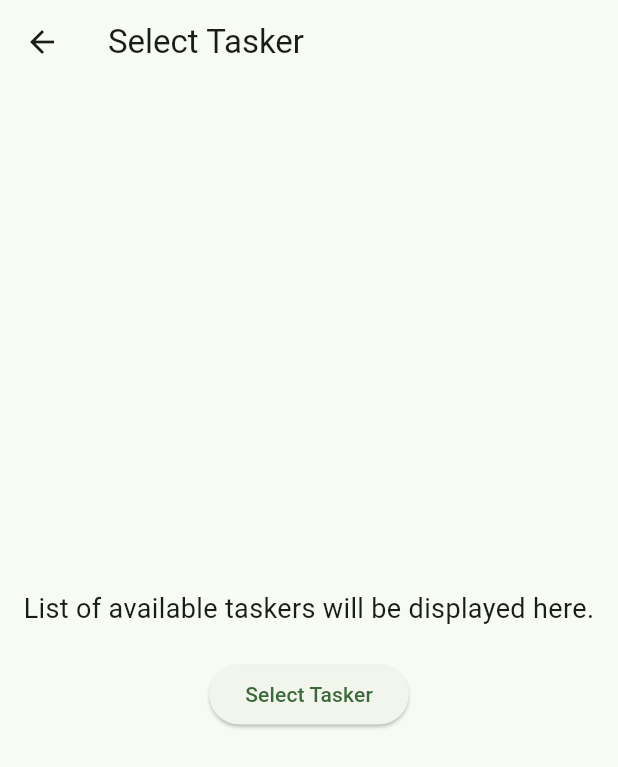
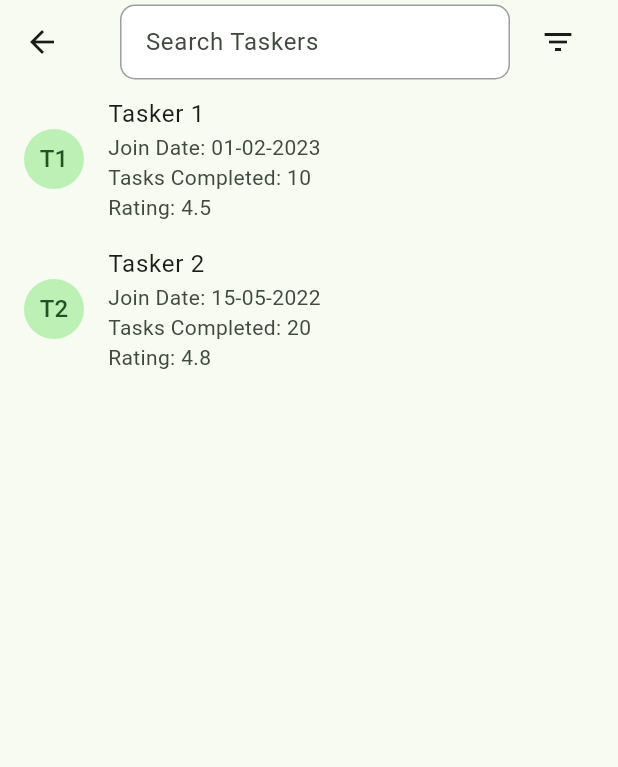
Before and after one commit to fc891/TaskLocal, a Flutter app: the TaskerSelectionPage screen opened directly, on a phone screen of 412 x 824 dp. Shown: the top 767 px of the screen. Run offline on Flutter 3.47's test engine with Material 3 defaults, Android fonts, the phone set to English and light mode, and no system bars; our stand-ins replace cloud_firestore, firebase_auth, firebase_core; missing offline and left inert: dart:ffi, mongo_dart; accounts and stored records are empty.

Commit message:
Added an address input screen and tasker selection screen

```diff
--- a/lib/screens/authorization/tasker_registration.dart
+++ b/lib/screens/authorization/tasker_registration.dart
@@ -1,4 +1,5 @@
 // Tasker Registration UI/Screen
+// Contributors: Eric C., Richard N.
 
 import 'package:flutter/material.dart';
 import 'package:firebase_auth/firebase_auth.dart';
@@ -12,6 +13,7 @@ import 'package:tasklocal/Screens/home_pages/tasker_home.dart';
 //       home: TaskerRegistration(),
 //     ));
 
+// Eric's code for TaskerRegistration class
 class TaskerRegistration extends StatefulWidget {
   final Function()? onTap;
   const TaskerRegistration({Key? key, this.onTap}) : super(key: key);
--- a/lib/screens/customer_requests/address_input.dart
+++ b/lib/screens/customer_requests/address_input.dart
@@ -1,8 +1,10 @@
 // Customer Address Input UI/Screen
+// Contributors: Eric C.
 
 import 'package:flutter/material.dart';
 import 'package:tasklocal/Screens/customer_requests/tasker_selection.dart';
 
+// Eric's code for AddressInputPage class
 class AddressInputPage extends StatefulWidget {
   const AddressInputPage({Key? key}) : super(key: key);
 
--- a/lib/screens/customer_requests/tasker_selection.dart
+++ b/lib/screens/customer_requests/tasker_selection.dart
@@ -1,6 +1,10 @@
+// Contributors: Eric C.
+
 import 'package:flutter/material.dart';
-import 'package:tasklocal/Screens/customer_requests/tasker_overview.dart';
+import 'package:tasklocal/Screens/customer_requests/address_input.dart';
+import 'package:tasklocal/Screens/profiles/taskerprofilepage.dart';
 
+// Eric's Code for TaskerSelectionPage class
 class TaskerSelectionPage extends StatefulWidget {
   const TaskerSelectionPage({Key? key}) : super(key: key);
 
@@ -9,36 +13,124 @@ class TaskerSelectionPage extends StatefulWidget {
 }
 
 class _TaskerSelectionPageState extends State<TaskerSelectionPage> {
-  void _navigateToTaskerOverviewPage() {
+  TextEditingController _searchController = TextEditingController();
+  String _selectedFilter = 'Proximity'; // Default filter option
+
+  void _navigateToTaskerProfilePage() {
     Navigator.push(
       context,
-      MaterialPageRoute(builder: (context) => TaskerOverviewPage()),
+      MaterialPageRoute(builder: (context) => TaskerProfilePage()),
     );
   }
 
   @override
   Widget build(BuildContext context) {
+    // Example list of taskers (replace this with your actual list of taskers)
+    List<Map<String, dynamic>> taskers = [
+      {
+        "name": "Tasker 1",
+        "description": "Join Date: 01-02-2023\nTasks Completed: 10\nRating: 4.5",
+      },
+      {
+        "name": "Tasker 2",
+        "description": "Join Date: 15-05-2022\nTasks Completed: 20\nRating: 4.8",
+      },
+      // Add more tasker profiles here
+    ];
+
     return Scaffold(
       appBar: AppBar(
-        title: Text('Select Tasker'),
-      ),
-      body: Center(
-        child: Column(
-          mainAxisAlignment: MainAxisAlignment.center,
+        title: Row(
           children: [
-            Text(
-              'List of available taskers will be displayed here.',
-              style: TextStyle(fontSize: 18),
-              textAlign: TextAlign.center,
+            Expanded(
+              child: Container(
+                margin: EdgeInsets.symmetric(horizontal: 8),
+                decoration: BoxDecoration(
+                  color: Colors.white,
+                  borderRadius: BorderRadius.circular(10),
+                  border: Border.all(color: Colors.grey), // Added border
+                ),
+                child: TextField(
+                  controller: _searchController,
+                  decoration: InputDecoration(
+                    hintText: 'Search Taskers',
+                    border: InputBorder.none,
+                    contentPadding: EdgeInsets.symmetric(horizontal: 16),
+                  ),
+                ),
+              ),
             ),
-            SizedBox(height: 20),
-            ElevatedButton(
-              onPressed: _navigateToTaskerOverviewPage,
-              child: Text('Select Tasker'),
+            IconButton(
+              onPressed: () {
+                _showFilterOptions();
+              },
+              icon: Icon(Icons.filter_list),
             ),
           ],
         ),
       ),
+      body: ListView.builder(
+        itemCount: taskers.length,
+        itemBuilder: (BuildContext context, int index) {
+          return ListTile(
+            title: Text(taskers[index]["name"]),
+            subtitle: Text(taskers[index]["description"]),
+            leading: CircleAvatar(
+              // You can add profile images for each tasker here
+              child: Text('T${index + 1}'),
+            ),
+            onTap: _navigateToTaskerProfilePage,
+          );
+        },
+      ),
+    );
+  }
+
+  void _showFilterOptions() {
+    showModalBottomSheet(
+      context: context,
+      builder: (BuildContext context) {
+        return Container(
+          padding: EdgeInsets.all(16),
+          child: Column(
+            mainAxisSize: MainAxisSize.min,
+            crossAxisAlignment: CrossAxisAlignment.start,
+            children: [
+              Text(
+                'Filter by:',
+                style: TextStyle(fontSize: 18, fontWeight: FontWeight.bold),
+              ),
+              SizedBox(height: 10),
+              DropdownButton<String>(
+                value: _selectedFilter,
+                onChanged: (String? newValue) {
+                  setState(() {
+                    _selectedFilter = newValue!;
+                  });
+                },
+                items: <String>[
+                  'Proximity',
+                  'Budget',
+                  'Experience',
+                ].map<DropdownMenuItem<String>>((String value) {
+                  return DropdownMenuItem<String>(
+                    value: value,
+                    child: Text(value),
+                  );
+                }).toList(),
+              ),
+              SizedBox(height: 20),
+              ElevatedButton(
+                onPressed: () {
+                  // Implement filter/sort functionality here
+                  Navigator.pop(context); // Close the bottom sheet
+                },
+                child: Text('Apply Filters'),
+              ),
+            ],
+          ),
+        );
+      },
     );
   }
 }
--- a/lib/screens/home_pages/customer_home.dart
+++ b/lib/screens/home_pages/customer_home.dart
@@ -4,13 +4,14 @@ import 'package:flutter/material.dart';
 import 'package:tasklocal/Screens/customer_requests/address_input.dart';
 import 'package:tasklocal/Screens/profiles/customerprofilepage.dart';
 
+// Eric's code for CustomerHomePage class
 class CustomerHomePage extends StatelessWidget {
   @override
   Widget build(BuildContext context) {
     return Scaffold(
       backgroundColor: Colors.white,
       appBar: AppBar(
-        title: Text('Customer Homepage'),
+        title: Text("Customer's Home Page"),
         centerTitle: true,
         backgroundColor: Colors.green[800],
         elevation: 0.0,
@@ -31,7 +32,7 @@ class CustomerHomePage extends StatelessWidget {
                   ),
                 ),
                 const SizedBox(height: 10),
-                // Search Box
+                // Eric's code for search box functionality
                 TextField(
                   decoration: InputDecoration(
                     hintText: 'Looking for something else?',
@@ -40,10 +41,11 @@ class CustomerHomePage extends StatelessWidget {
                     border: OutlineInputBorder(
                       borderRadius: BorderRadius.circular(10.0),
                     ),
+                    prefixIcon: Icon(Icons.search), // Search icon added here
                   ),
                 ),
                 const SizedBox(height: 20),
-                // Job Categories
+                // Eric's list of job categories
                 Row(
                   mainAxisAlignment: MainAxisAlignment.spaceEvenly,
                   children: [
@@ -125,7 +127,7 @@ class CustomerHomePage extends StatelessWidget {
                   ],
                 ),
                 const SizedBox(height: 10),
-                // Trending Projects
+                // Second section of job categories
                 Text(
                   'Trending Projects',
                   style: TextStyle(
@@ -226,16 +228,17 @@ class CustomerHomePage extends StatelessWidget {
             label: 'Profile',
           ),
         ],
+        // Eric's code for routing to different screens
         onTap: (int index) {
           switch (index) {
             case 0:
-              // Redirect to Calendar
+              // Redirects to calendar
               break;
             case 1:
-              // Redirect to Messages
+              // Redirect to messages
               break;
             case 2:
-              // Redirect to Profile
+              // Redirect to user's profile
               Navigator.push(
                 context,
                 MaterialPageRoute(builder: (context) => CustomerProfilePage()),
--- a/lib/screens/home_pages/tasker_home.dart
+++ b/lib/screens/home_pages/tasker_home.dart
@@ -1,4 +1,5 @@
 // Tasker Home Page UI/Screen
+// Contributors: Eric C., Richard N.
 
 import 'package:firebase_auth/firebase_auth.dart';
 import 'package:flutter/material.dart';
@@ -12,7 +13,7 @@ class TaskerHomePage extends StatefulWidget {
 }
 
 class _TaskerHomePageState extends State<TaskerHomePage> {
-  int _selectedIndex = 0; // Define a variable to keep track of the selected index
+  int _selectedIndex = 0;
 
   void logUserOut() {
     FirebaseAuth.instance.signOut();
```
Also changed, not shown: lib/screens/customer_requests/tasker_overview.dart (deleted, +0 -41 lines).
